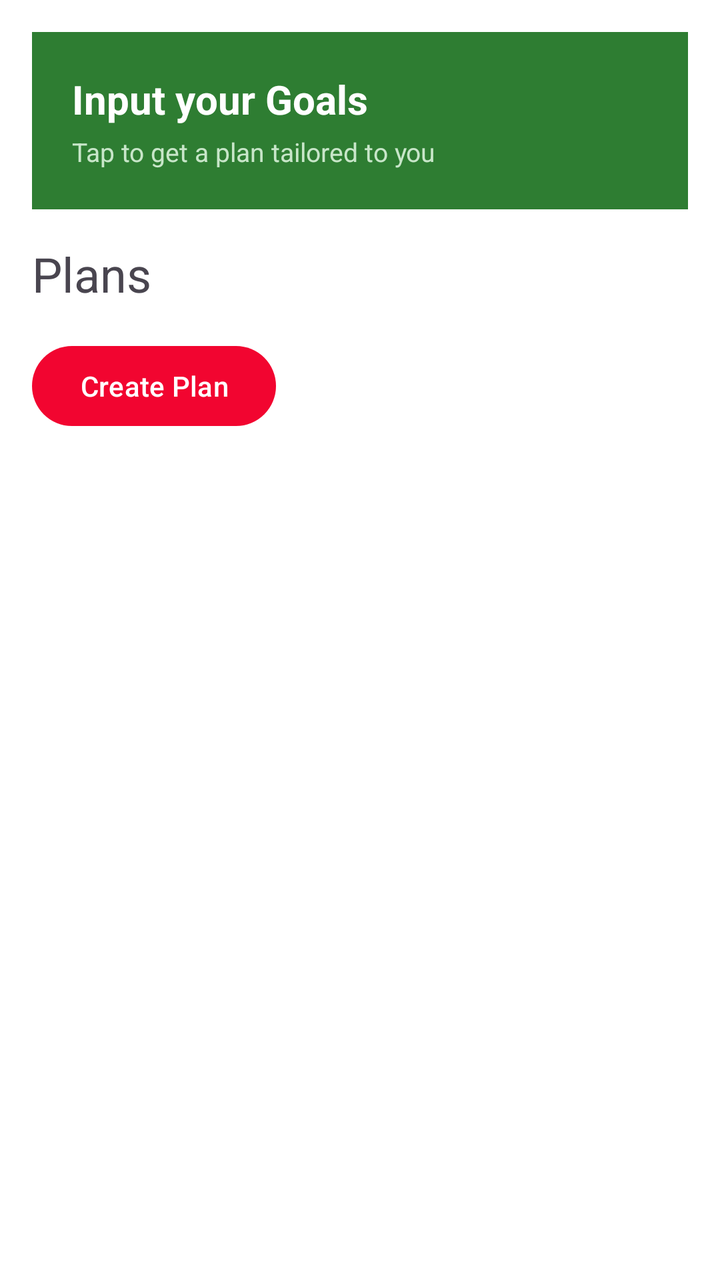
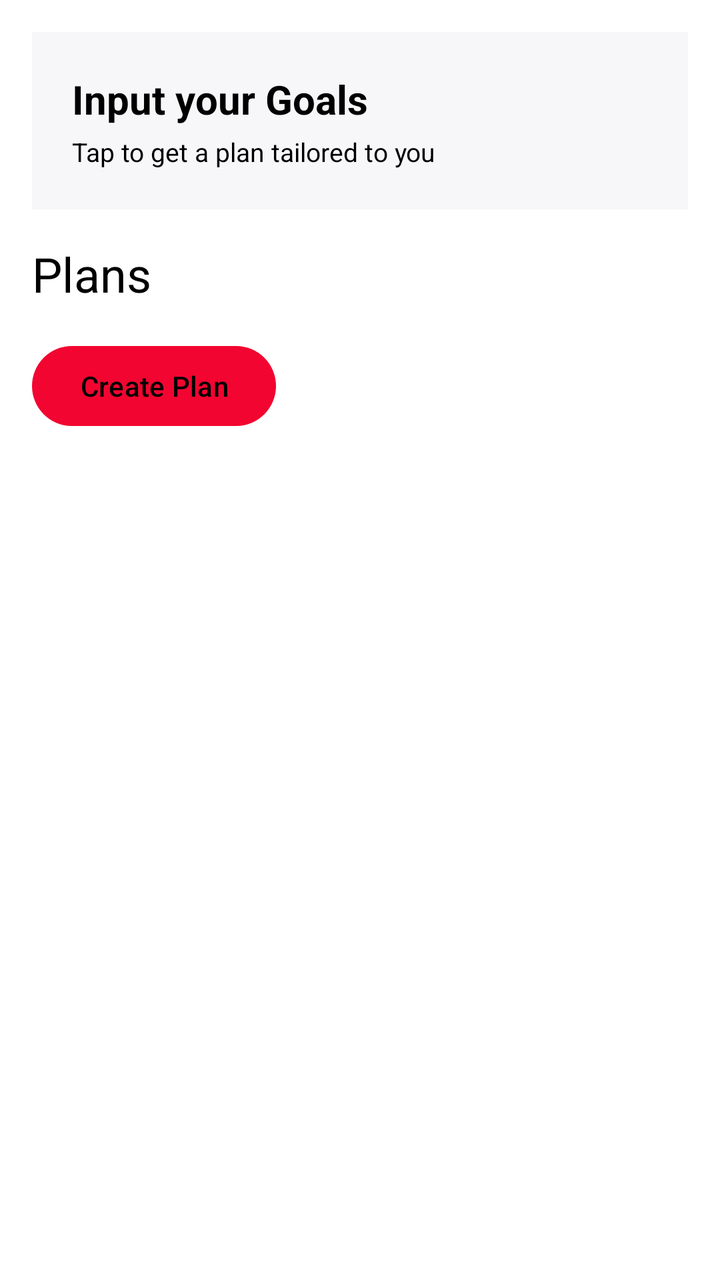

Before-and-after screenshots of an Android layout around one commit, followed by the original layout XML and the change that was made.
<!-- AndroidManifest.xml: application theme Theme.SA_CA_2026 -->
<!-- res/layout/fragment_plans.xml -->
<?xml version="1.0" encoding="utf-8"?>
<LinearLayout xmlns:android="http://schemas.android.com/apk/res/android"
    android:layout_width="match_parent"
    android:layout_height="match_parent"
    android:orientation="vertical"
    android:padding="16dp">

    
    <LinearLayout
        android:id="@+id/bannerInputGoals"
        android:layout_width="match_parent"
        android:layout_height="wrap_content"
        android:background="#2E7D32"
        android:orientation="vertical"
        android:padding="20dp"
        android:layout_marginBottom="16dp"
        android:clickable="true"
        android:focusable="true">

        <TextView
            android:layout_width="wrap_content"
            android:layout_height="wrap_content"
            android:text="@string/plans_page_inputGoals"
            android:textColor="#FFFFFF"
            android:textSize="20sp"
            android:textStyle="bold" />

        <TextView
            android:layout_width="wrap_content"
            android:layout_height="wrap_content"
            android:text="@string/plans_page_tapToTailor"
            android:textColor="#C8E6C9"
            android:textSize="13sp"
            android:layout_marginTop="4dp" />

    </LinearLayout>

    <TextView
        android:id="@+id/textViewPlansTitle"
        android:layout_width="wrap_content"
        android:layout_height="wrap_content"
        android:textSize="24sp"
        android:text="@string/plans_page_title"
        android:layout_marginBottom="16dp" />

    <Button
        android:id="@+id/btnCreatePlan"
        android:layout_width="wrap_content"
        android:layout_height="wrap_content"
        android:text="@string/plans_page_create_plan"
        android:layout_marginBottom="16dp" />

    <androidx.recyclerview.widget.RecyclerView
        android:id="@+id/listViewPlans"
        android:layout_width="match_parent"
        android:layout_height="0dp"
        android:layout_weight="1" />

</LinearLayout>
<!-- resources referenced by this layout -->
<resources>
  <string name="plans_page_create_plan">Create Plan</string>
  <string name="plans_page_inputGoals">Input your Goals</string>
  <string name="plans_page_tapToTailor">Tap to get a plan tailored to you</string>
  <string name="plans_page_title">Plans</string>
  <style name="Theme.SA_CA_2026" parent="Base.Theme.SA_CA_2026" />
  <style name="Base.Theme.SA_CA_2026" parent="Theme.Material3.DayNight.NoActionBar">
          <item name="colorPrimary">@color/primary</item>
          <item name="android:windowBackground">@color/background</item>
          <item name="colorSurface">@color/background</item>
          <item name="colorOnSurface">@color/text</item>
          <item name="elevationOverlayEnabled">false</item>
      </style>
  <color name="primary">#FFF20530</color>
  <color name="background">#FFFFFFFF</color>
  <color name="text">#FF000000</color>
</resources>

<!-- the commit's change to res/layout/fragment_plans.xml (unified diff, before → after) -->
@@ -10,7 +10,7 @@
         android:id="@+id/bannerInputGoals"
         android:layout_width="match_parent"
         android:layout_height="wrap_content"
-        android:background="#2E7D32"
+        android:background="@color/card_background"
         android:orientation="vertical"
         android:padding="20dp"
         android:layout_marginBottom="16dp"
@@ -21,7 +21,7 @@
             android:layout_width="wrap_content"
             android:layout_height="wrap_content"
             android:text="@string/plans_page_inputGoals"
-            android:textColor="#FFFFFF"
+            android:textColor="@color/text"
             android:textSize="20sp"
             android:textStyle="bold" />
 
@@ -29,7 +29,7 @@
             android:layout_width="wrap_content"
             android:layout_height="wrap_content"
             android:text="@string/plans_page_tapToTailor"
-            android:textColor="#C8E6C9"
+            android:textColor="@color/text"
             android:textSize="13sp"
             android:layout_marginTop="4dp" />
 
@@ -41,6 +41,7 @@
         android:layout_height="wrap_content"
         android:textSize="24sp"
         android:text="@string/plans_page_title"
+        android:textColor="@color/text"
         android:layout_marginBottom="16dp" />
 
     <Button
@@ -48,6 +49,7 @@
         android:layout_width="wrap_content"
         android:layout_height="wrap_content"
         android:text="@string/plans_page_create_plan"
+        android:textColor="@color/text"
         android:layout_marginBottom="16dp" />
 
     <androidx.recyclerview.widget.RecyclerView
<!-- resource entries referenced after the edit -->
@@ -1,5 +1,6 @@
 <!-- resources referenced by this layout -->
 <resources>
+  <color name="card_background">#FFF7F7F9</color>
   <string name="plans_page_create_plan">Create Plan</string>
   <string name="plans_page_inputGoals">Input your Goals</string>
   <string name="plans_page_tapToTailor">Tap to get a plan tailored to you</string>
